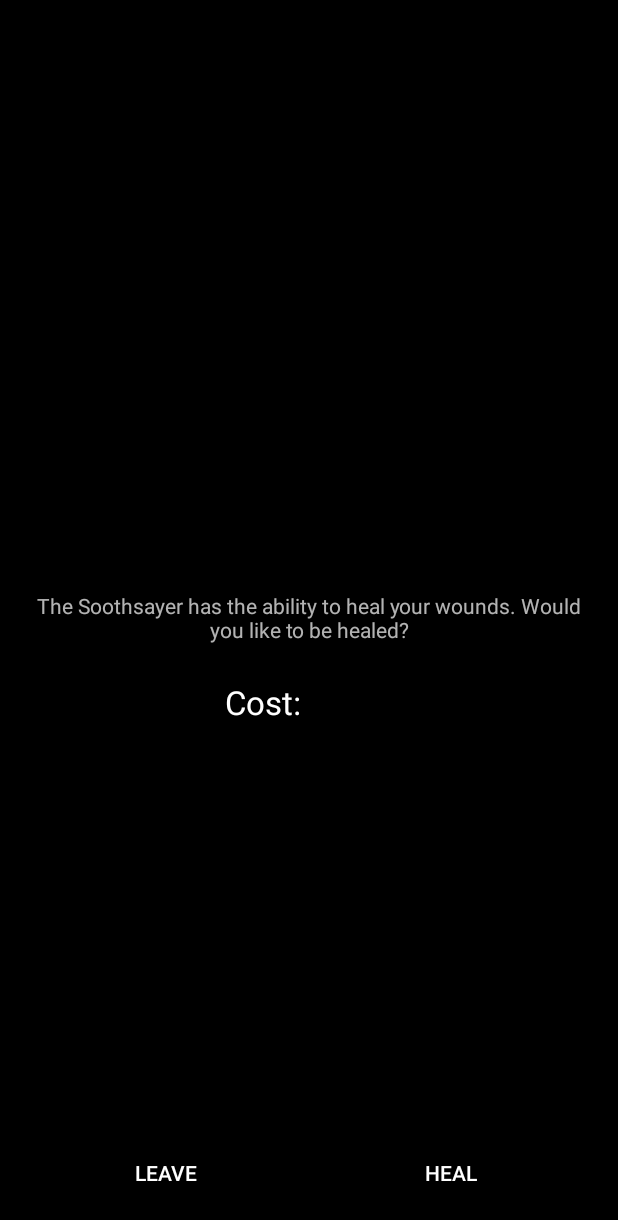
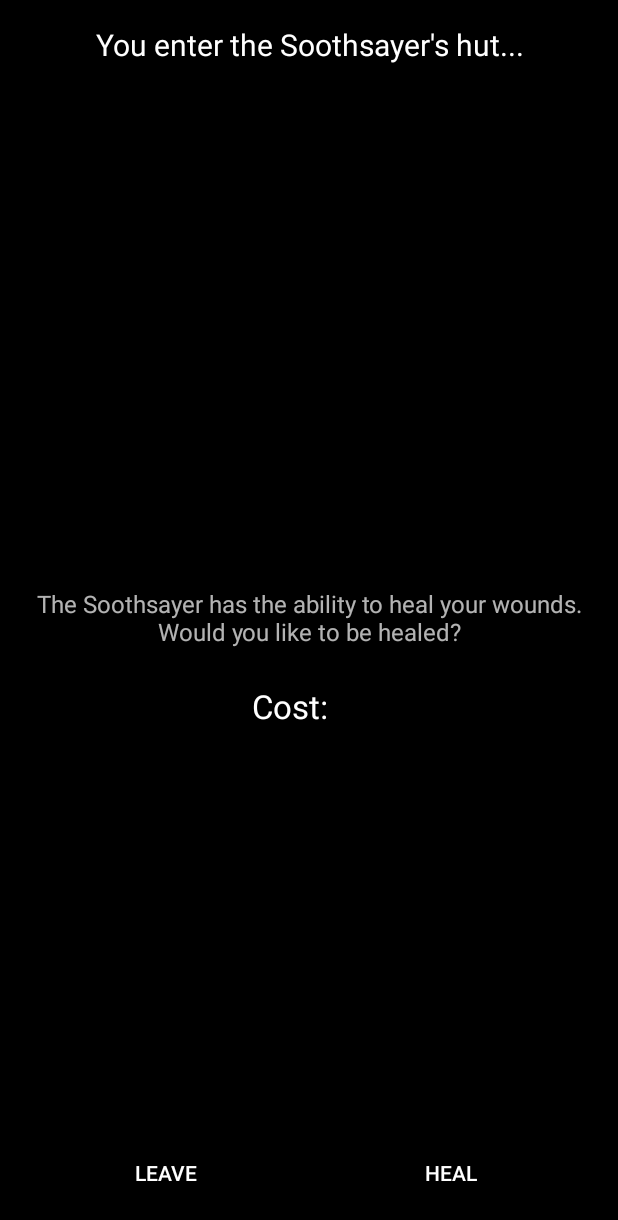
Before and after one commit to Hhwhiskey/RPG, an Android app: the layout fragment_soothsayer.xml on its own in the app's theme, with its tools: preview values and no code run, on a phone screen of 412 x 824 dp. Shown: the top 1220 px of the screen. Run offline under Robolectric (Android 15) with nearby library versions, the phone set to English and light mode, and no system bars.

Commit message:
MainActivity textview update methods

```diff
--- a/app/src/main/java/com/kevinhodges/dragonborn/afragments/TravelFragment.java
+++ b/app/src/main/java/com/kevinhodges/dragonborn/afragments/TravelFragment.java
@@ -3,6 +3,7 @@ package com.kevinhodges.dragonborn.afragments;
 import android.app.Fragment;
 import android.content.Intent;
 import android.os.Bundle;
+import android.util.Log;
 import android.view.LayoutInflater;
 import android.view.View;
 import android.view.ViewGroup;
@@ -12,6 +13,7 @@ import com.kevinhodges.dragonborn.player.Player;
 
 public class TravelFragment extends Fragment {
 
+    private static final String TAG = "TravelFragment";
     private Player player;
 
     @Override
@@ -21,6 +23,9 @@ public class TravelFragment extends Fragment {
         Intent intent = getActivity().getIntent();
         player = intent.getParcelableExtra("playerObject");
 
+        Log.d(TAG, "onCreate: Player health is now " + player.getHealth());
+
+
         return view;
     }
 }
--- a/app/src/main/java/com/kevinhodges/dragonborn/races/Uman.java
+++ b/app/src/main/java/com/kevinhodges/dragonborn/races/Uman.java
@@ -11,7 +11,7 @@ import com.kevinhodges.dragonborn.player.Player;
 public class Uman extends Player {
 
     private String race = "Uman";
-    private int health = 200;
+    private int health = 25;
     private int stamina = 50;
     private int armor = 20;
     private int attackPower = 100;
@@ -23,7 +23,6 @@ public class Uman extends Player {
     private String trait = "Very high health and better armor.";
     private String special = "Shield wall - Take no damage the next 3 turns";
     private boolean invincible = false;
-    private Object parcel;
 
 
     public Uman() {
--- a/app/src/main/res/layout/activity_title.xml
+++ b/app/src/main/res/layout/activity_title.xml
@@ -24,8 +24,7 @@
         android:layout_height="wrap_content"
         android:text="Prefs"
         android:id="@+id/button_prefs"
-        android:layout_gravity="center_horizontal"
-        android:layout_weight=".5" />
+        android:layout_gravity="center_horizontal" />
 
     <TextView
         android:layout_width="wrap_content"
--- a/app/src/main/res/layout/fragment_soothsayer.xml
+++ b/app/src/main/res/layout/fragment_soothsayer.xml
@@ -15,10 +15,10 @@
         android:layout_height="wrap_content"
         android:text="The Soothsayer has the ability to heal your wounds. Would you like to be healed?"
         android:id="@+id/textView13"
-        android:layout_centerVertical="true"
-        android:layout_alignParentLeft="true"
-        android:layout_alignParentStart="true"
-        android:gravity="center" />
+        android:gravity="center"
+        android:textAppearance="@style/SecondaryFont"
+        android:textColor="@color/secondary_text_default_material_dark"
+        android:layout_centerVertical="true" />
 
     <LinearLayout
         android:orientation="horizontal"
@@ -26,7 +26,8 @@
         android:layout_height="wrap_content"
         android:layout_centerHorizontal="true"
         android:layout_below="@+id/textView13"
-        android:layout_margin="24dp">
+        android:layout_margin="24dp"
+        android:id="@+id/linearLayout4">
 
         <TextView
             android:layout_width="0dp"
@@ -36,7 +37,7 @@
             android:id="@+id/textView14"
             android:layout_below="@+id/textView13"
             android:layout_centerHorizontal="true"
-            android:layout_weight="1"
+            android:layout_weight="1.25"
             android:gravity="right" />
 
         <TextView
@@ -77,4 +78,17 @@
 
     </LinearLayout>
 
+    <TextView
+        android:textAppearance="@style/PrimaryFont"
+        android:layout_width="wrap_content"
+        android:layout_height="wrap_content"
+        android:text="You enter the Soothsayer&apos;s hut..."
+        android:id="@+id/textView15"
+        android:gravity="center"
+        android:layout_alignParentTop="true"
+        android:layout_alignParentLeft="true"
+        android:layout_alignParentStart="true"
+        android:layout_alignParentRight="true"
+        android:layout_alignParentEnd="true" />
+
 </RelativeLayout>
--- a/app/src/main/res/values/styles.xml
+++ b/app/src/main/res/values/styles.xml
@@ -18,6 +18,22 @@
         <!--<item name="android:windowExitAnimation">@anim/popup_hide</item>-->
     </style>
 
+    <style name="PrimaryFont" parent="@android:style/TextAppearance.Medium">
+        <item name="android:layout_width">wrap_content</item>
+        <item name="android:layout_height">wrap_content</item>
+        <item name="android:textColor">#FFFFFF</item>
+        <item name="android:textSize">20dp</item>
+        <item name="android:gravity">center</item>
+    </style>
+
+    <style name="SecondaryFont" parent="@android:style/TextAppearance.Medium">
+        <item name="android:layout_width">wrap_content</item>
+        <item name="android:layout_height">wrap_content</item>
+        <item name="android:textColor">@color/secondary_text_default_material_dark</item>
+        <item name="android:textSize">16dp</item>
+        <item name="android:gravity">center</item>
+    </style>
+
 
     <style name="MyAlertDialogStyle" parent="@android:style/Theme.Dialog">
         <!-- Used for the buttons -->
```
Also changed, not shown: app/src/main/AndroidManifest.xml (+3 -9 lines), app/src/main/java/com/kevinhodges/dragonborn/activities/MainActivity.java (+25 -4 lines), app/src/main/java/com/kevinhodges/dragonborn/activities/RaceSelectActivity.java (+10 -11 lines), app/src/main/java/com/kevinhodges/dragonborn/afragments/CampFragment.java (+2 -8 lines), app/src/main/java/com/kevinhodges/dragonborn/afragments/SoothsayerFragment.java (+12 -11 lines), app/src/main/java/com/kevinhodges/dragonborn/player/Player.java (+26 -0 lines), app/src/main/java/com/kevinhodges/dragonborn/utils/Constants.java (added, +12 -0 lines), app/src/main/res/layout/activity_main.xml (+6 -6 lines), app/src/main/java/com/kevinhodges/dragonborn/afragments/AlchemistFragment.java (line endings or trailing spaces), 1 other file.
